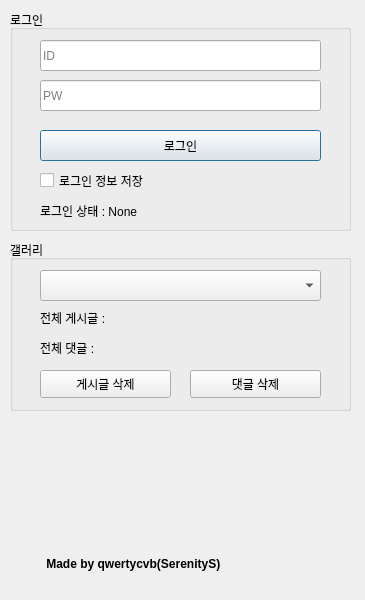
The window that DCCleaner.ui (schema2882/DCCleaner_GUI) describes before a commit, drawn with Qt 5.
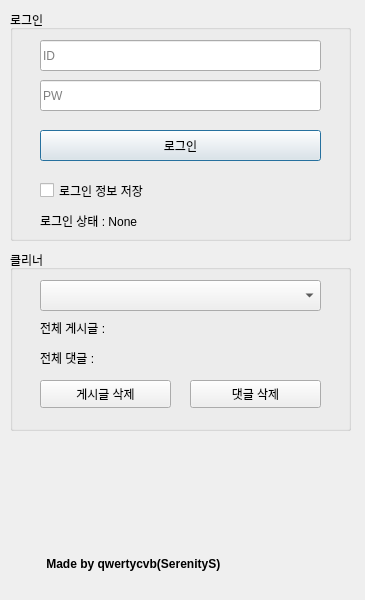
The same window after the commit.

Commit message: 그룹박스 여백 조정

Diff of the .ui file:
```diff
--- a/DCCleaner.ui
+++ b/DCCleaner.ui
@@ -20,7 +20,7 @@
       <x>10</x>
       <y>10</y>
       <width>341</width>
-      <height>221</height>
+      <height>231</height>
      </rect>
     </property>
     <property name="title">
@@ -49,7 +49,7 @@
      <property name="geometry">
       <rect>
        <x>30</x>
-       <y>160</y>
+       <y>170</y>
        <width>281</width>
        <height>21</height>
       </rect>
@@ -106,7 +106,7 @@
      <property name="geometry">
       <rect>
        <x>30</x>
-       <y>190</y>
+       <y>200</y>
        <width>281</width>
        <height>21</height>
       </rect>
@@ -157,13 +157,13 @@
     <property name="geometry">
      <rect>
       <x>10</x>
-      <y>240</y>
+      <y>250</y>
       <width>341</width>
-      <height>171</height>
+      <height>181</height>
      </rect>
     </property>
     <property name="title">
-     <string>갤러리</string>
+     <string>클리너</string>
     </property>
     <widget class="QComboBox" name="galleryList">
      <property name="geometry">
```
